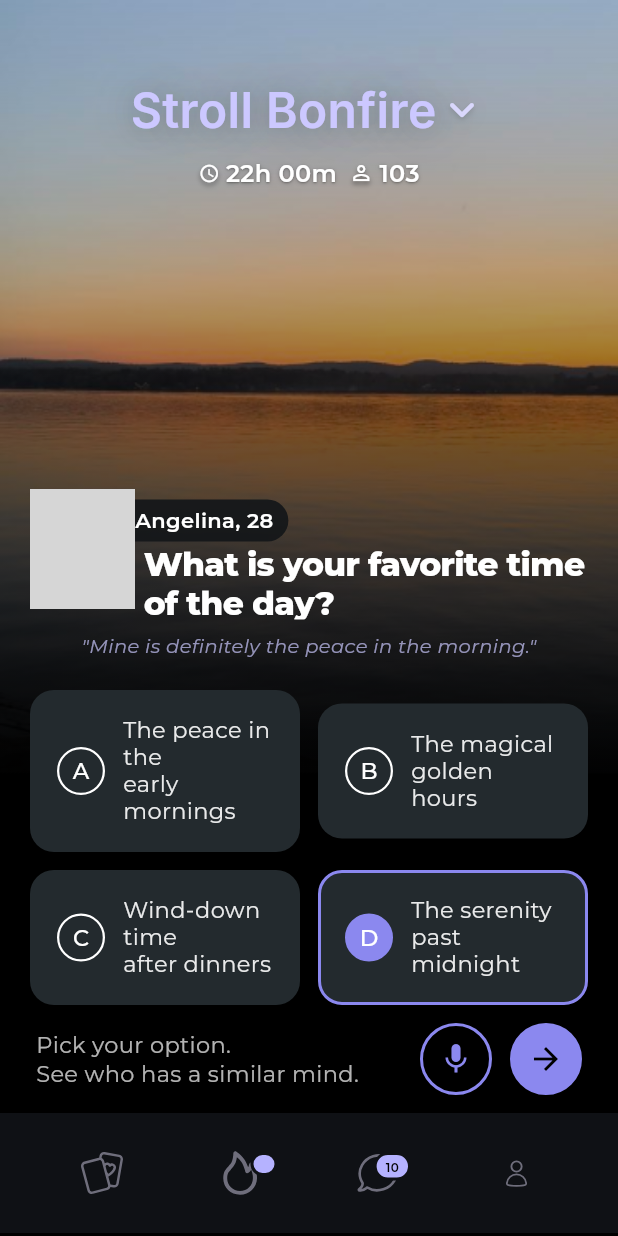
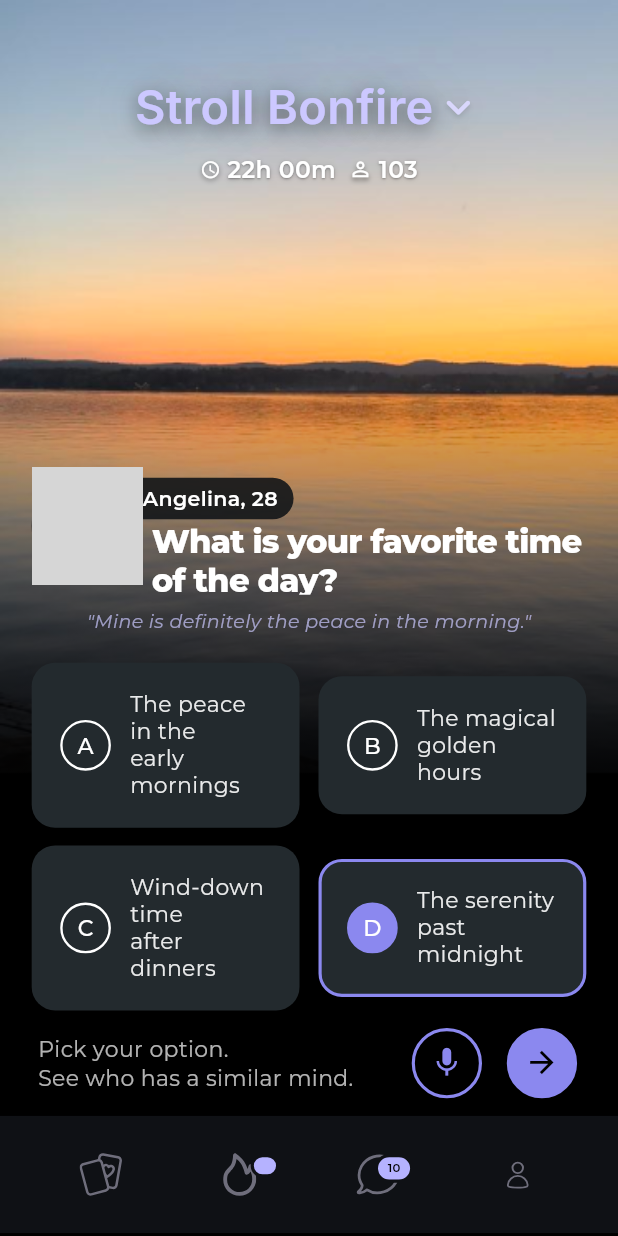
Before and after one commit to ikrishnag/bonfire-ui, a Flutter app: the screen it shows after launch, on a phone screen of 412 x 824 dp. Run offline on Flutter 3.47's test engine with Material 3 defaults, Android fonts, the phone set to English and light mode, and no system bars; our stand-ins replace flutter_screenutil, flutter_svg, google_fonts; grey boxes are pictures that could not be loaded.

Commit message:
feat: integrate flutter_screenutil for responsive design across widgets

```diff
--- a/lib/main.dart
+++ b/lib/main.dart
@@ -1,5 +1,6 @@
 import 'package:flutter/material.dart';
 import 'package:flutter/services.dart';
+import 'package:flutter_screenutil/flutter_screenutil.dart';
 import 'package:google_fonts/google_fonts.dart';
 import 'package:stroll_fe_task/presentation/screens/home_screen.dart';
 
@@ -18,6 +19,11 @@ class MyApp extends StatelessWidget {
 
   @override
   Widget build(BuildContext context) {
+    return ScreenUtilInit(
+      designSize: const Size(390, 844),
+      minTextAdapt: true,
+      splitScreenMode: true,
+      builder: (context, child) {
         return MaterialApp(
           debugShowCheckedModeBanner: false,
           theme: ThemeData.dark().copyWith(
@@ -26,7 +32,9 @@ class MyApp extends StatelessWidget {
               ThemeData.dark().textTheme,
             ),
           ),
-      home: HomeScreen()
+          home: const HomeScreen(),
+        );
+      },
     );
   }
 }
--- a/lib/presentation/screens/home_screen.dart
+++ b/lib/presentation/screens/home_screen.dart
@@ -1,5 +1,5 @@
 import 'package:flutter/material.dart';
-
+import 'package:flutter_screenutil/flutter_screenutil.dart';
 import '../../constants/colors.dart';
 import '../widgets/actions_bottom.dart';
 import '../widgets/bottom_navigation.dart';
@@ -17,7 +17,6 @@ class HomeScreen extends StatelessWidget {
         decoration: const BoxDecoration(
           image: DecorationImage(
             image: AssetImage('assets/images/sunset-final.png'),
-            // fit: BoxFit.cover,
             fit: BoxFit.fitWidth,
             alignment: Alignment.topRight,
           ),
@@ -29,7 +28,7 @@ class HomeScreen extends StatelessWidget {
                 child: Align(
                   alignment: Alignment.bottomCenter,
                   child: Container(
-                    height: MediaQuery.of(context).size.height/1.4,
+                    height: 0.7.sh,
                     decoration: BoxDecoration(
                       gradient: LinearGradient(
                         begin: Alignment.center,
@@ -43,45 +42,44 @@ class HomeScreen extends StatelessWidget {
                   ),
                 ),
               ),
-
-              Positioned.fill(
-                child: Align(
-                  alignment: Alignment.topCenter,
-                  child: Container(
-                    height: MediaQuery.of(context).size.height / 1.4,
-                    decoration: BoxDecoration(
-                      gradient: LinearGradient(
-                        begin: Alignment.topCenter,
-                        end: Alignment.center,
-                        colors: [
-                          Colors.transparent,
-                          Colors.black45,
-                        ],
-                      ),
-                    ),
-                  ),
-                ),
-              ),
+              // Positioned.fill(
+              //   child: Align(
+              //     alignment: Alignment.topCenter,
+              //     child: Container(
+              //       height: 1.1.sh,
+              //       decoration: BoxDecoration(
+              //         gradient: LinearGradient(
+              //           begin: Alignment.topCenter,
+              //           end: Alignment.center,
+              //           colors: [
+              //             Colors.transparent,
+              //             Colors.black45,
+              //           ],
+              //         ),
+              //       ),
+              //     ),
+              //   ),
+              // ),
               Column(
                 children: [
-                  const SizedBox(height: 50),
+                  SizedBox(height: 50.h),
                   const HeaderTitle(),
                   const Spacer(),
                   Padding(
-                    padding: const EdgeInsets.symmetric(horizontal: 20),
+                    padding: EdgeInsets.symmetric(horizontal: 20.w),
                     child: Column(
                       children: [
                         const ProfileQuestion(),
                         const QuestionOptions(),
-                        const SizedBox(height: 12),
+                        SizedBox(height: 12.h),
                         Container(
-                          padding: const EdgeInsets.symmetric(horizontal: 4),
+                          padding: EdgeInsets.symmetric(horizontal: 4.w),
                           child: Row(
                             children: [
-                              const Text(
+                              Text(
                                 'Pick your option.\nSee who has a similar mind.',
                                 style: TextStyle(
-                                  fontSize: 15,
+                                  fontSize: 15.sp,
                                   color: Colors.white70,
                                   height: 1.3,
                                 ),
@@ -94,7 +92,7 @@ class HomeScreen extends StatelessWidget {
                                 iconColor: AppColors.purple,
                                 onTap: () {},
                               ),
-                              const SizedBox(width: 12),
+                              SizedBox(width: 12.w),
                               ActionButton(
                                 icon: Icons.arrow_forward,
                                 color: Colors.black,
@@ -108,9 +106,9 @@ class HomeScreen extends StatelessWidget {
                       ],
                     ),
                   ),
-                  const SizedBox(height: 12),
+                  SizedBox(height: 12.h),
                   const CustomNavBar(),
-                  const SizedBox(height: 2),
+                  SizedBox(height: 2.h),
                 ],
               ),
             ],
--- a/lib/presentation/widgets/actions_bottom.dart
+++ b/lib/presentation/widgets/actions_bottom.dart
@@ -1,4 +1,5 @@
 import 'package:flutter/material.dart';
+import 'package:flutter_screenutil/flutter_screenutil.dart';
 
 import '../../constants/colors.dart';
 
@@ -7,14 +8,15 @@ class ActionButton extends StatelessWidget {
   final Color color;
   final Color bgColor;
   final Color iconColor;
-
   final VoidCallback onTap;
 
   const ActionButton({
     super.key,
     required this.icon,
     required this.color,
-    required this.onTap, required this.bgColor, required this.iconColor,
+    required this.onTap,
+    required this.bgColor,
+    required this.iconColor,
   });
 
   @override
@@ -22,12 +24,12 @@ class ActionButton extends StatelessWidget {
     return GestureDetector(
       onTap: onTap,
       child: Container(
-        width: 48,
-        height: 48,
+        width: 48.w,
+        height: 48.h,
         decoration: BoxDecoration(
           border: Border.all(
             color: AppColors.purple,
-            width: 2,
+            width: 2.w,
           ),
           shape: BoxShape.circle,
           color: bgColor,
@@ -35,7 +37,7 @@ class ActionButton extends StatelessWidget {
         child: Icon(
           icon,
           color: iconColor,
-          size: 24,
+          size: 24.sp,
         ),
       ),
     );
--- a/lib/presentation/widgets/bottom_navigation.dart
+++ b/lib/presentation/widgets/bottom_navigation.dart
@@ -1,5 +1,6 @@
 import 'package:flutter/material.dart';
 import 'package:flutter_svg/flutter_svg.dart';
+import 'package:flutter_screenutil/flutter_screenutil.dart';
 import 'package:stroll_fe_task/constants/colors.dart';
 
 class CustomNavBar extends StatelessWidget {
@@ -8,7 +9,7 @@ class CustomNavBar extends StatelessWidget {
   @override
   Widget build(BuildContext context) {
     return Container(
-      padding: const EdgeInsets.symmetric(vertical: 16),
+      padding: EdgeInsets.symmetric(vertical: 16.h),
       decoration: const BoxDecoration(
         color: Color.fromARGB(255, 15, 17, 21),
       ),
@@ -57,53 +58,55 @@ class _NavBarIcon extends StatelessWidget {
     return GestureDetector(
       onTap: onTap,
       child: SizedBox(
-        width: 48,
-        height: 48,
+        width: 48.w,
+        height: 48.h,
         child: Stack(
           alignment: Alignment.center,
           children: [
             // SVG Icon
             SvgPicture.asset(
               svgAsset,
-              width: 28,
-              height: 30,
+              width: 28.w,
+              height: 30.h,
             ),
             if (hasNotification)
               Positioned(
-                top: 10,
-                right: -1,
+                top: 10.h,
+                right: -1.w,
                 child: Container(
-                  width: 18,
-                  height: 16,
+                  width: 18.w,
+                  height: 16.h,
                   decoration: BoxDecoration(
                     color: AppColors.badgePurple,
-                    borderRadius: BorderRadius.circular(10),
+                    borderRadius: BorderRadius.circular(10.r),
                     border: Border.all(
-                        color: Color.fromARGB(255, 15, 17, 21),
-                        width: 2),
+                      color: const Color.fromARGB(255, 15, 17, 21),
+                      width: 2.w,
+                    ),
                   ),
                 ),
               ),
             if (badge != null)
               Positioned(
-                top: 10,
-                right: 2,
+                top: 10.h,
+                right: 2.w,
                 child: Container(
-
-                  padding:
-                      const EdgeInsets.symmetric(horizontal: 6, vertical: 2),
+                  padding: EdgeInsets.symmetric(
+                    horizontal: 6.w,
+                    vertical: 2.h,
+                  ),
                   decoration: BoxDecoration(
                     color: AppColors.badgePurple,
-                    borderRadius: BorderRadius.circular(10),
-                     border: Border.all(
-                        color: Color.fromARGB(255, 15, 17, 21),
-                        width: 2),
-
+                    borderRadius: BorderRadius.circular(10.r),
+                    border: Border.all(
+                      color: const Color.fromARGB(255, 15, 17, 21),
+                      width: 2.w,
+                    ),
                   ),
                   child: Text(
                     badge!,
-                    style: const TextStyle(
-                      fontSize: 8,
+                    style: TextStyle(
+                      fontSize: 8.sp,
                       color: Colors.black,
                       fontWeight: FontWeight.w600,
                     ),
--- a/lib/presentation/widgets/header.dart
+++ b/lib/presentation/widgets/header.dart
@@ -1,6 +1,6 @@
 import 'package:flutter/material.dart';
+import 'package:flutter_screenutil/flutter_screenutil.dart';
 import 'package:google_fonts/google_fonts.dart';
-
 import '../../constants/colors.dart';
 
 class HeaderTitle extends StatelessWidget {
@@ -16,139 +16,131 @@ class HeaderTitle extends StatelessWidget {
             Text(
               'Stroll Bonfire',
               style: GoogleFonts.inter(
-                fontSize: 32,
+                fontSize: 32.sp,
                 fontWeight: FontWeight.w600,
                 color: AppColors.headingPurple,
                 shadows: [
                   Shadow(
                     color: Colors.black26,
                     offset: Offset(0, 0),
-                    blurRadius: 40,
+                    blurRadius: 40.r,
                   ),
                   Shadow(
-                    color: Colors.black12,
-                    offset: Offset(0, 2),
-                    blurRadius: 20,
+                    color: Colors.black45,
+                    offset: Offset(0, 3.h),
+                    blurRadius: 15.r,
                   ),
                 ],
               ),
             ),
-            const Icon(
+            Icon(
               Icons.keyboard_arrow_down_rounded,
-              color: Color.fromARGB(255, 217, 215, 252),
+              color: const Color.fromARGB(255, 217, 215, 252),
               shadows: [
                 Shadow(
                   color: Colors.black12,
-                  offset: Offset(0, 2),
-                  blurRadius: 4,
+                  offset: Offset(0, 2.h),
+                  blurRadius: 4.r,
                 ),
                 Shadow(
                   color: Colors.black12,
-                  offset: Offset(0, 2),
-                  blurRadius: 20,
+                  offset: Offset(0, 2.h),
+                  blurRadius: 20.r,
                 ),
               ],
-              size: 34,
+              size: 34.sp,
             ),
           ],
         ),
-        const SizedBox(height: 8),
+        SizedBox(height: 8.h),
         Container(
-          padding: const EdgeInsets.symmetric(horizontal: 12, vertical: 0),
+          padding: EdgeInsets.symmetric(horizontal: 12.w, vertical: 0),
           child: Row(
             mainAxisSize: MainAxisSize.min,
             children: [
               Stack(
                 alignment: Alignment.center,
                 children: [
-
                   Text(
                     String.fromCharCode(Icons.access_time.codePoint),
                     style: TextStyle(
-                      fontSize: 14,
+                      fontSize: 14.sp,
                       fontFamily: Icons.access_time.fontFamily,
                       package: Icons.access_time.fontPackage,
                       color: Colors.transparent,
                       shadows: [
                         Shadow(
-                          color: Colors.black.withValues(alpha: 0.5),
-                          offset: Offset(0, 2),
-                          blurRadius: 4,
+                          color: Colors.black.withOpacity(0.5),
+                          offset: Offset(0, 2.h),
+                          blurRadius: 4.r,
                         ),
                       ],
                     ),
                   ),
-
-                  const Icon(Icons.access_time, size: 14, color: Colors.white),
+                  Icon(Icons.access_time, size: 14.sp, color: Colors.white),
                 ],
               ),
-
-              const SizedBox(width: 4),
-              const Text(
+              SizedBox(width: 4.w),
+              Text(
                 '22h 00m',
                 style: TextStyle(
                   color: Colors.white,
-                  fontSize: 16,
+                  fontSize: 16.sp,
                   fontWeight: FontWeight.w600,
                   shadows: [
                     Shadow(
-                      color: Color.fromRGBO(0, 0, 0, 0.3),
-                      offset: Offset(0, 1),
-                      blurRadius: 1,
+                      color: const Color.fromRGBO(0, 0, 0, 0.3),
+                      offset: Offset(0, 1.h),
+                      blurRadius: 1.r,
                     ),
                     Shadow(
-                      color: Color.fromRGBO(0, 0, 0, 0.2),
-                      offset: Offset(0, 1),
-                      blurRadius: 4,
+                      color: const Color.fromRGBO(0, 0, 0, 0.2),
+                      offset: Offset(0, 1.h),
+                      blurRadius: 4.r,
                     ),
                   ],
                 ),
               ),
-              const SizedBox(width: 8),
-
+              SizedBox(width: 8.w),
               Stack(
                 alignment: Alignment.center,
                 children: [
-
                   Text(
                     String.fromCharCode(Icons.person_outline.codePoint),
                     style: TextStyle(
-                      fontSize: 16,
+                      fontSize: 16.sp,
                       fontFamily: Icons.person_outline.fontFamily,
                       package: Icons.person_outline.fontPackage,
                       color: Colors.transparent,
                       shadows: [
                         Shadow(
-                          color: Colors.black.withValues(alpha: 0.5),
-                          offset: Offset(0, 2),
-                          blurRadius: 4,
+                          color: Colors.black.withOpacity(0.5),
+                          offset: Offset(0, 2.h),
+                          blurRadius: 4.r,
                         ),
                       ],
                     ),
                   ),
-
-                  const Icon(Icons.person_outline,
-                      size: 16, color: Colors.white),
+                  Icon(Icons.person_outline, size: 16.sp, color: Colors.white),
                 ],
               ),
-
-              const SizedBox(width: 4),
-              const Text(
+              SizedBox(width: 4.w),
+              Text(
                 '103',
                 style: TextStyle(
                   color: Colors.white,
-                  fontSize: 16,
+                  fontSize: 16.sp,
                   fontWeight: FontWeight.w600,
                   shadows: [
                     Shadow(
-                      color: Color.fromRGBO(0, 0, 0, 0.3),
-                      offset: Offset(0, 1),
-                      blurRadius: 1,
+                      color: const Color.fromRGBO(0, 0, 0, 0.3),
+                      offset: Offset(0, 1.h),
+                      blurRadius: 1.r,
                     ),
                     Shadow(
-                      color: Color.fromRGBO(0, 0, 0, 0.2),
-                      offset: Offset(0, 1),
-                      blurRadius: 4,
+                      color: const Color.fromRGBO(0, 0, 0, 0.2),
+                      offset: Offset(0, 1.h),
+                      blurRadius: 4.r,
                     ),
                   ],
                 ),
--- a/lib/presentation/widgets/profile_section.dart
+++ b/lib/presentation/widgets/profile_section.dart
@@ -1,8 +1,10 @@
 import 'package:flutter/material.dart';
+import 'package:flutter_screenutil/flutter_screenutil.dart';
 import '../../constants/colors.dart';
 
 class ProfileQuestion extends StatelessWidget {
   const ProfileQuestion({super.key});
+
   @override
   Widget build(BuildContext context) {
     return SizedBox(
@@ -10,18 +12,18 @@ class ProfileQuestion extends StatelessWidget {
       child: Stack(
         children: [
           Positioned(
-            left: 40,
-            top: 40,
+            left: 40.w,
+            top: 40.h,
             child: Container(
-              padding: const EdgeInsets.only(left: 30, right: 10, top: 4, bottom: 4),
+              padding: EdgeInsets.only(left: 30.w, right: 10.w, top: 4.h, bottom: 4.h),
               decoration: BoxDecoration(
                 color: const Color.fromRGBO(18, 21, 24, 0.9),
-                borderRadius: BorderRadius.circular(20),
+                borderRadius: BorderRadius.circular(20.r),
               ),
-              child: const Text(
+              child:  Text(
                 'Angelina, 28',
                 style: TextStyle(
-                  fontSize: 14,
+                  fontSize: 14.sp,
                   fontWeight: FontWeight.w600,
                   color: Colors.white,
                 ),
@@ -29,27 +31,27 @@ class ProfileQuestion extends StatelessWidget {
             ),
           ),
           Padding(
-            padding: const EdgeInsets.only(top: 20, bottom: 20),
+            padding: EdgeInsets.only(top: 20.h, bottom: 20.h),
             child: Column(
               crossAxisAlignment: CrossAxisAlignment.start,
               children: [
                 SizedBox(
-                  height: 100,
+                  height: 100.h,
                   child: Row(
                     crossAxisAlignment: CrossAxisAlignment.start,
                     children: [
                       Padding(
-                        padding: const EdgeInsets.only(top: 13.0),
+                        padding: EdgeInsets.only(top: 13.h),
                         child: SizedBox(
-                          width: 70,
+                          width: 70.w,
                           child: Container(
-                            width: 80,
-                            height: 80,
+                            width: 80.w,
+                            height: 80.h,
                             decoration: BoxDecoration(
                               shape: BoxShape.circle,
                               border: Border.all(
                                 color: const Color.fromRGBO(18, 21, 24, 1),
-                                width: 5,
+                                width: 5.w,
                               ),
                               image: const DecorationImage(
                                 image: AssetImage('assets/images/joey.jpg'),
@@ -61,11 +63,11 @@ class ProfileQuestion extends StatelessWidget {
                       ),
                       Expanded(
                         child: Padding(
-                          padding: const EdgeInsets.only(top: 50, left: 6),
+                          padding: EdgeInsets.only(top: 50.h, left: 6.w),
                           child: Text(
                             'What is your favorite time\nof the day?',
-                            style: const TextStyle(
-                              fontSize: 22,
+                            style: TextStyle(
+                              fontSize: 22.sp,
                               fontWeight: FontWeight.w800,
                               color: Colors.white,
                               height: 1.2,
@@ -78,12 +80,12 @@ class ProfileQuestion extends StatelessWidget {
                   ),
                 ),
                 Padding(
-                  padding: const EdgeInsets.only(top: 8.0),
+                  padding: EdgeInsets.only(top: 8.h),
                   child: Center(
                     child: Text(
                       '"Mine is definitely the peace in the morning."',
                       style: TextStyle(
-                        fontSize: 13,
+                        fontSize: 13.sp,
                         color: AppColors.lightPurple,
                         fontStyle: FontStyle.italic,
                       ),
--- a/lib/presentation/widgets/question_options.dart
+++ b/lib/presentation/widgets/question_options.dart
@@ -1,4 +1,5 @@
 import 'package:flutter/material.dart';
+import 'package:flutter_screenutil/flutter_screenutil.dart';
 import 'package:stroll_fe_task/constants/colors.dart';
 
 class QuestionOptions extends StatelessWidget {
@@ -17,7 +18,7 @@ class QuestionOptions extends StatelessWidget {
                 onTap: () {},
               ),
             ),
-            const SizedBox(width: 12),
+            SizedBox(width: 12.w),
             Expanded(
               child: OptionButton(
                 label: 'The magical\ngolden hours',
@@ -27,7 +28,7 @@ class QuestionOptions extends StatelessWidget {
             ),
           ],
         ),
-        const SizedBox(height: 12),
+        SizedBox(height: 12.h),
         Row(
           children: [
             Expanded(
@@ -37,7 +38,7 @@ class QuestionOptions extends StatelessWidget {
                 onTap: () {},
               ),
             ),
-            const SizedBox(width: 12),
+            SizedBox(width: 12.w),
             Expanded(
               child: OptionButton(
                 label: 'The serenity past\nmidnight',
@@ -72,45 +73,46 @@ class OptionButton extends StatelessWidget {
     return GestureDetector(
       onTap: onTap,
       child: Container(
-        padding: const EdgeInsets.all(16),
+        padding: EdgeInsets.all(16.w),
         decoration: BoxDecoration(
           color: AppColors.darkGrey,
-          borderRadius: BorderRadius.circular(16),
+          borderRadius: BorderRadius.circular(16.r),
           border: Border.all(
             color: isSelected ? AppColors.purple : Colors.transparent,
-            width: 2,
+            width: 2.w,
           ),
         ),
         child: Row(
           children: [
             Container(
-              width: 32,
-              height: 42,
+              width: 32.w,
+              height: 42.h,
               decoration: BoxDecoration(
-                  shape: BoxShape.circle,
-                  border: Border.all(
-                    color: isSelected ? AppColors.purple : Colors.white,
-                    width: 1.5,
-                  ),
-                  color: isSelected ? AppColors.purple : Colors.transparent),
+                shape: BoxShape.circle,
+                border: Border.all(
+                  color: isSelected ? AppColors.purple : Colors.white,
+                  width: 1.5.w,
+                ),
+                color: isSelected ? AppColors.purple : Colors.transparent,
+              ),
               child: Center(
                 child: Text(
                   index,
                   style: TextStyle(
-                    fontSize: 15,
+                    fontSize: 15.sp,
                     fontWeight: FontWeight.w500,
                     color: Colors.white,
                   ),
                 ),
               ),
             ),
-            const SizedBox(width: 12),
+            SizedBox(width: 12.w),
             Expanded(
               child: Text(
                 label,
                 style: TextStyle(
-                  fontSize: 15,
-                  color: Colors.white.withValues(alpha: 0.9),
+                  fontSize: 15.sp,
+                  color: Colors.white.withOpacity(0.9),
                   height: 1.2,
                 ),
               ),
--- a/pubspec.yaml
+++ b/pubspec.yaml
@@ -9,6 +9,7 @@ environment:
 dependencies:
   flutter:
     sdk: flutter
+  flutter_screenutil: ^5.9.3
   flutter_svg: ^2.0.17
   google_fonts: ^6.2.1
   iconly: ^1.0.1
```
Also changed, not shown: pubspec.lock. Lines whose indentation alone changed are shown as unchanged.
